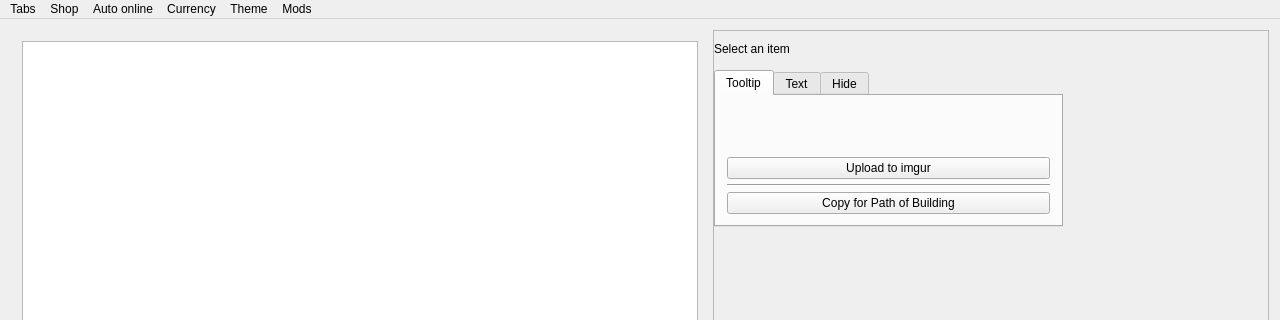
This is forms/mainwindow.ui in gerwaric/acquisition as Qt 5 draws it before an edit; both pictures show x 0 to 1280 and y 0 to 320 of the 1280 by 720 pixel window. The edited form follows.
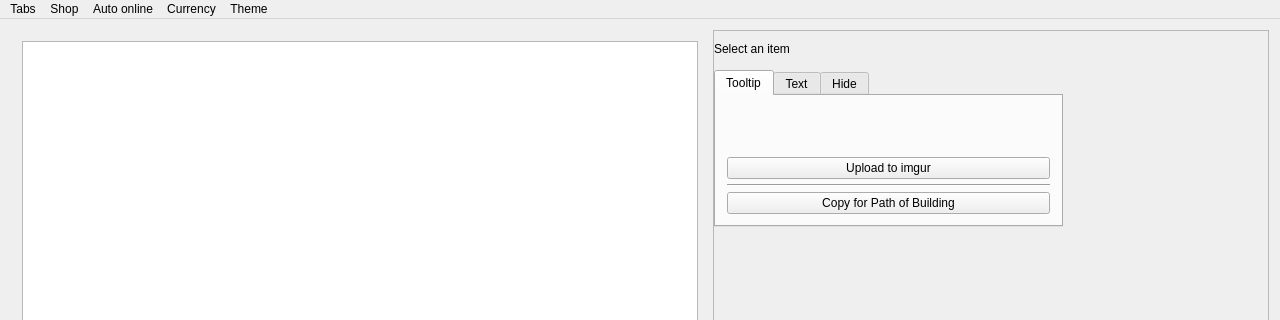
This is the edited form.

The edit to the form file:
```diff
--- a/forms/mainwindow.ui
+++ b/forms/mainwindow.ui
@@ -418,18 +418,11 @@
     <addaction name="actionDark"/>
     <addaction name="actionLight"/>
    </widget>
-   <widget class="QMenu" name="menuMods">
-    <property name="title">
-     <string>Mods</string>
-    </property>
-    <addaction name="actionRefresh_Mod_List"/>
-   </widget>
    <addaction name="menuItems"/>
    <addaction name="menuShop"/>
    <addaction name="menuAuto_online"/>
    <addaction name="menuCurrency"/>
    <addaction name="menuTheme"/>
-   <addaction name="menuMods"/>
   </widget>
   <widget class="QStatusBar" name="statusBar"/>
   <action name="actionForum_shop_thread">
```
